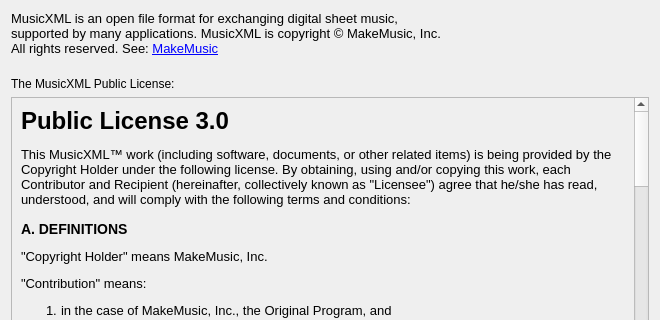
Old version of the form mscore/mscore/aboutmusicxmlbox.ui in the repository musescore/musescore-old; both pictures show x 0 to 660 and y 0 to 320 of the 660 by 514 pixel window.
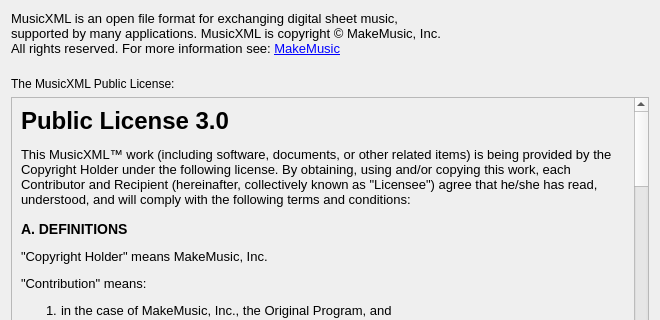
New version of the form.

Commit message: #15006: Use MusicXML schema to validate files before import

```diff
--- a/mscore/mscore/aboutmusicxmlbox.ui
+++ b/mscore/mscore/aboutmusicxmlbox.ui
@@ -26,7 +26,7 @@
 &lt;/style&gt;&lt;/head&gt;&lt;body style=&quot; font-family:'Sans Serif'; font-size:10pt; font-weight:400; font-style:normal;&quot;&gt;
 &lt;p style=&quot; margin-top:0px; margin-bottom:0px; margin-left:0px; margin-right:0px; -qt-block-indent:0; text-indent:0px;&quot;&gt;MusicXML is an open file format for exchanging digital sheet music,&lt;/p&gt;
 &lt;p style=&quot; margin-top:0px; margin-bottom:0px; margin-left:0px; margin-right:0px; -qt-block-indent:0; text-indent:0px;&quot;&gt;supported by many applications. MusicXML is copyright © MakeMusic, Inc.&lt;/p&gt;
-&lt;p style=&quot; margin-top:0px; margin-bottom:0px; margin-left:0px; margin-right:0px; -qt-block-indent:0; text-indent:0px;&quot;&gt;All rights reserved. See: &lt;a href=&quot;http://www.makemusic.com&quot;&gt;&lt;span style=&quot; text-decoration: underline; color:#0000ff;&quot;&gt;MakeMusic&lt;/span&gt;&lt;/a&gt;&lt;/p&gt;
+&lt;p style=&quot; margin-top:0px; margin-bottom:0px; margin-left:0px; margin-right:0px; -qt-block-indent:0; text-indent:0px;&quot;&gt;All rights reserved. For more information see: &lt;a href=&quot;http://www.makemusic.com&quot;&gt;&lt;span style=&quot; text-decoration: underline; color:#0000ff;&quot;&gt;MakeMusic&lt;/span&gt;&lt;/a&gt;&lt;/p&gt;
 &lt;p style=&quot;-qt-paragraph-type:empty; margin-top:0px; margin-bottom:0px; margin-left:0px; margin-right:0px; -qt-block-indent:0; text-indent:0px; text-decoration: underline; color:#0000ff;&quot;&gt;&lt;/p&gt;&lt;/body&gt;&lt;/html&gt;</string>
      </property>
      <property name="openExternalLinks">
```
Left out of the diff: 4 changed lines with no effect on the pictures.
